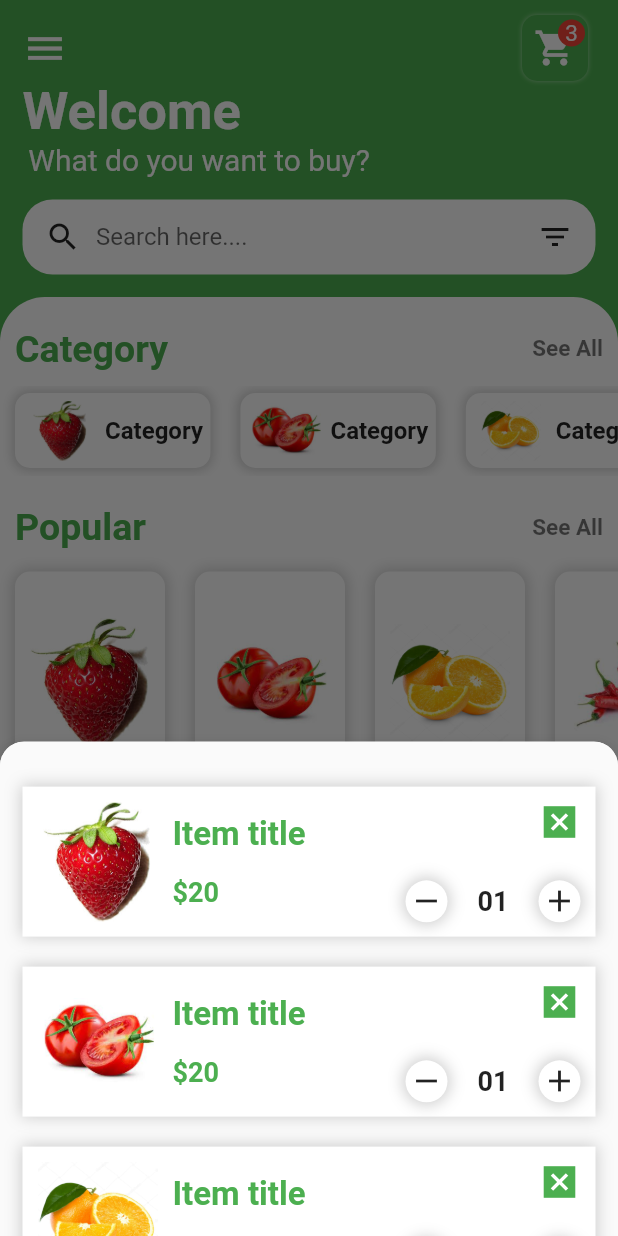
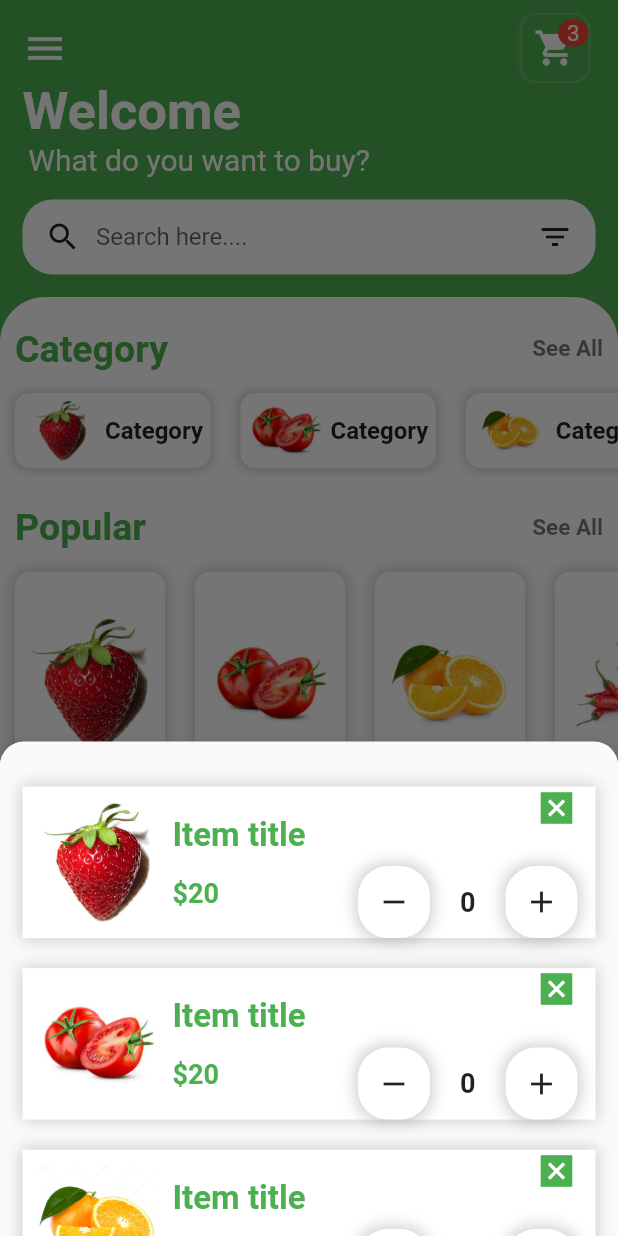
Before and after one commit to umangghoghari24/Grocery, a Flutter app: the Homepage screen opened by its route, after a tap on the "shopping cart" icon, on a phone screen of 412 x 824 dp. Run offline on Flutter 3.47's test engine with Material 2 defaults, Android fonts, the phone set to English and light mode, and no system bars; drawn by our look-alikes of curved_navigation_bar, sliding_sheet; network calls fail.

Commit message:
project update

```diff
--- a/lib/BottomCartSheet.dart
+++ b/lib/BottomCartSheet.dart
@@ -1,14 +1,37 @@
 import 'package:flutter/material.dart';
-class BottomCartsheet extends StatelessWidget {
+class BottomCartsheet extends StatefulWidget {
   const BottomCartsheet({Key? key}) : super(key: key);
 
+  @override
+  State<BottomCartsheet> createState() => _BottomCartsheetState();
+}
 
+class _BottomCartsheetState extends State<BottomCartsheet> {
+  bool checkedvalue = false;
+  var count = 0;
   @override
   Widget build(BuildContext context) {
-    bool checkedvalue = false;
 
     return Material(
-      child: Container(
+      child: Column(
+        children: [
+          // Padding(
+          //   padding: const EdgeInsets.only(right: 300),
+          //   child: Row(
+          //     children: [
+          //       IconButton(onPressed: () {},
+          //           icon: Icon(Icons.arrow_back,size: 25,),
+          //       color: Colors.green,
+          //       ),
+          //       Text('Back',style: TextStyle(
+          //         color: Colors.green,
+          //         fontWeight: FontWeight.bold,
+          //         fontSize: 18
+          //       ),),
+          //     ],
+          //   ),
+          // ),
+          Container(
             padding: EdgeInsets.only(top: 20),
             height: 600,
             child: Column(
@@ -60,7 +83,7 @@ class BottomCartsheet extends StatelessWidget {
                                 ],
                               ),
                               Spacer(),
-                          Padding(padding: EdgeInsets.symmetric(horizontal: 10),
+                              Padding(padding: EdgeInsets.symmetric(horizontal: 12),
                               child: Column(
                                 crossAxisAlignment: CrossAxisAlignment.end,
                                 children: [
@@ -71,7 +94,7 @@ class BottomCartsheet extends StatelessWidget {
                                   Row(
                                     children: [
                                       Container (
-                                    padding: EdgeInsets.all(2),
+                                        padding: EdgeInsets.all(0),
                                         decoration: BoxDecoration(
                                           color: Colors.white,
                                           borderRadius: BorderRadius.circular(20),
@@ -83,17 +106,22 @@ class BottomCartsheet extends StatelessWidget {
                                             )
                                           ]
                                         ),
-                                    child: Icon(Icons.remove),
+                                          child: IconButton(onPressed: () {
+                                            setState(() {
+                                              count-=1;
+                                            });
+                                          },
+                                              icon: Icon(Icons.remove))
                                       ),
                                       Container(
                                         margin: EdgeInsets.symmetric(horizontal: 20),
-                                    child: Text('01',style: TextStyle(
+                                        child: Text('$count',style: TextStyle(
                                           fontWeight: FontWeight.bold,
                                           fontSize: 18
                                         ),),
                                       ),
                                       Container(
-                                    padding: EdgeInsets.all(2),
+                                        padding: EdgeInsets.all(0),
                                         decoration: BoxDecoration(
                                             color: Colors.white,
                                             borderRadius: BorderRadius.circular(20),
@@ -105,7 +133,12 @@ class BottomCartsheet extends StatelessWidget {
                                               )
                                             ]
                                         ),
-                                    child: Icon(Icons.add),
+                                          child: IconButton(onPressed: () {
+                                            setState(() {
+                                              count+=1;
+                                            });
+                                          },
+                                              icon: Icon(Icons.add))
                                       ),
 
                                     ],
@@ -216,6 +249,8 @@ class BottomCartsheet extends StatelessWidget {
               ],
             ),
           ),
+        ],
+      ),
     );
   }
 }
--- a/lib/Homepage.dart
+++ b/lib/Homepage.dart
@@ -6,14 +6,23 @@ import 'package:grocery/CategoriesWidget.dart';
 import 'package:grocery/ItemsWidget.dart';
 import 'package:grocery/PopularItemWidget.dart';
 import 'package:sliding_sheet/sliding_sheet.dart';
-
-
-
 // import 'package:badges/badges.dart';
 
-class Homepage extends StatelessWidget {
+class Homepage extends StatefulWidget {
   const Homepage({Key? key}) : super(key: key);
 
+  @override
+  State<Homepage> createState() => _HomepageState();
+}
+
+class _HomepageState extends State<Homepage> {
+
+  var tabclick = 0;
+  var click=[
+    Homepage(),
+    BottomCartsheet()
+    // person(),
+  ];
   @override
   Widget build(BuildContext context) {
     return Scaffold(
@@ -45,7 +54,7 @@ class Homepage extends StatelessWidget {
                           child: Badge(
                             backgroundColor: Colors.red,
                            padding: EdgeInsets.all(0),
-                           label : Text('3',style: TextStyle(
+                           label : Text(' 3 ',style: TextStyle(
                               color: Colors.white,
                               fontSize: 15
                             ),),
@@ -72,9 +81,8 @@ class Homepage extends StatelessWidget {
                       ],
                     ),
                   ),
-
+                  // TabBarView(children: ),
                   // Wel come Text
-
                   Container(
                     alignment: Alignment.centerLeft,
                     padding: EdgeInsets.symmetric(horizontal: 15),
@@ -147,20 +155,54 @@ class Homepage extends StatelessWidget {
               )
           ),
       ),
+
       bottomNavigationBar: CurvedNavigationBar(
         backgroundColor: Colors.transparent,
-        //onTap: (index) {},
-        height: 70,
+        onTap: (index) {
+          setState(() {
+            tabclick=index;
+            print('Homepage');
+          });
+        },
+        height: 65,
         color: Colors.red,
         items: [
           Icon(Icons.home,size: 30,color: Colors.white,),
           Icon(Icons.shopping_cart,size: 30,color: Colors.white,),
-          // IconButton(onPressed: () {},
+          // IconButton(onPressed: () {
+          //   Navigator.push(context, MaterialPageRoute(builder: (context)=>BottomCartsheet()));
+          // },
           //     icon: Icon(Icons.shopping_cart,size: 30,color: Colors.white),),
-          Icon(Icons.menu,size: 30,color: Colors.white,)
-
+          Icon(Icons.person,size: 30,color: Colors.white,)
         ],
       ),
+
+      // BottomNavigationBar(
+      //   selectedItemColor: Colors.red,
+      //   currentIndex: tabclick,
+      //   onTap: (int index){
+      //     setState(() {
+      //       tabclick=index;
+      //     });
+      //   },
+      //   items:  [
+      //     BottomNavigationBarItem(
+      //       icon: Icon(Icons.chat),
+      //       label: 'Homepage',
+      //     ),
+      //     BottomNavigationBarItem(
+      //       icon: Icon(Icons.adjust_rounded),
+      //       label: 'Cart',
+      //     ),
+      //     BottomNavigationBarItem(
+      //       icon: Icon(Icons.video_call),
+      //       label: 'Video call',
+      //     )
+      //
+      //   ],
+      //
+      // ),
+
     );
   }
 }
--- a/lib/main.dart
+++ b/lib/main.dart
@@ -3,6 +3,7 @@ import 'package:grocery/Homepage.dart';
 import 'package:grocery/Itempage.dart';
 import 'package:grocery/Splashscreen.dart';
 import 'package:grocery/orderpage.dart';
+import 'package:grocery/suceces.dart';
 
 void main() {
   runApp(const MyApp());
@@ -25,6 +26,7 @@ class MyApp extends StatelessWidget {
         'Homepage' : (context) => Homepage(),
         'itempage': (context) => Itempage(),
         'orderpage' : (context) => orderpage(),
+        'sucees' : (context) => sucees()
       },
     );
   }
```
Also changed, not shown: lib/Itempage.dart (+23 -6 lines), lib/Tab.dart (added, +34 -0 lines), lib/orderpage.dart (+11 -6 lines), lib/suceces.dart (added, +28 -0 lines), 88 other files. Lines whose indentation alone changed are shown as unchanged.
